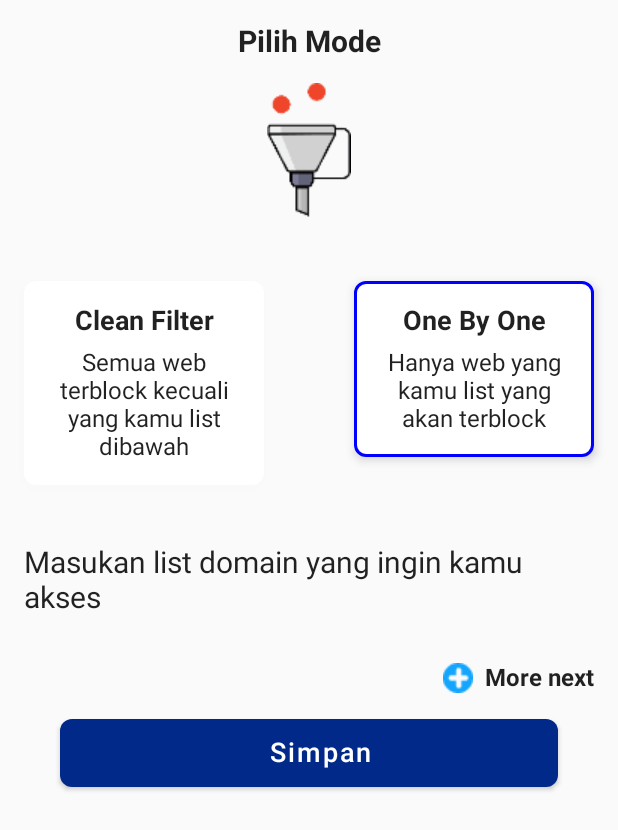
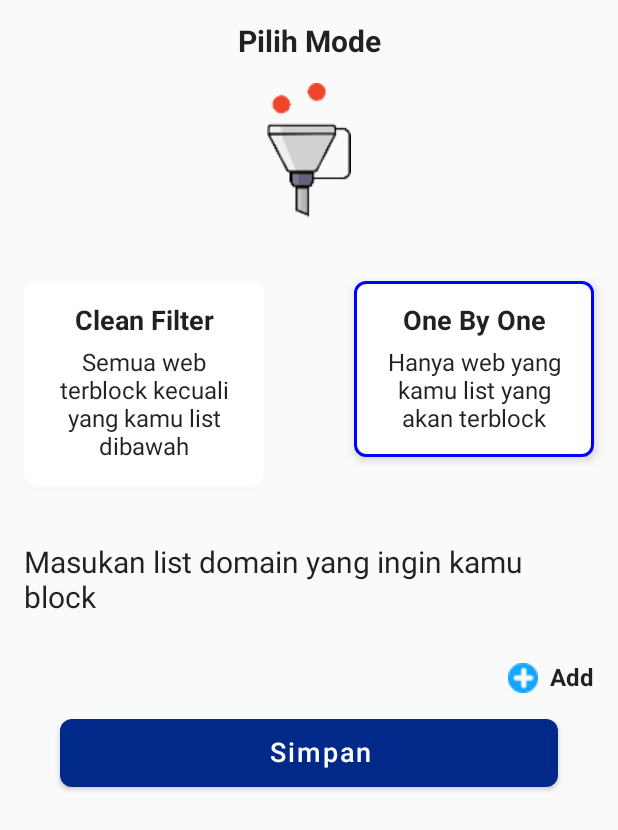
Before and after one commit to wingSan1262/trusty-snails, an Android app built with Jetpack Compose: the HistoryScreenContent screen opened through its navigation route, after a tap on "One By One", on a phone screen of 412 x 824 dp. Shown: the top 830 px of the screen. Run offline under Robolectric (Android 15) with nearby library versions, the phone set to English and light mode, and no system bars; our stand-ins replace Firebase (no records; nobody signed in at launch, a user with empty details on screens opened directly), Room's generated code, livedata-compose; libraries missing offline, so code that uses them is left out: coil.decode; pictures from the network do not load; 1 statement that could not run was skipped.

Commit message:
fix minor bugs

```diff
--- a/app/build.gradle
+++ b/app/build.gradle
@@ -35,7 +35,7 @@ android {
     buildTypes {
         release {
             minifyEnabled false
-            debuggable true
+//            debuggable true
             proguardFiles getDefaultProguardFile('proguard-android-optimize.txt'), 'proguard-rules.pro'
             signingConfig signingConfigs.release
         }
--- a/app/src/main/java/risyan/app/trustysnails/basecomponent/Extensions.kt
+++ b/app/src/main/java/risyan/app/trustysnails/basecomponent/Extensions.kt
@@ -490,6 +490,9 @@ fun WebView.setupWebViewBrowsingMode(){
     settings.javaScriptEnabled = true
     settings.domStorageEnabled = true
     settings.cacheMode = WebSettings.LOAD_DEFAULT
+    settings.setSupportZoom(true)
+    settings.builtInZoomControls = true
+    settings.displayZoomControls = false
     getProperUserAgent(true)
     CookieManager.getInstance().setAcceptThirdPartyCookies(this, true);
     CookieManager.getInstance().setAcceptCookie(true);
--- a/app/src/main/java/risyan/app/trustysnails/features/view/component/DomainListView.kt
+++ b/app/src/main/java/risyan/app/trustysnails/features/view/component/DomainListView.kt
@@ -42,20 +42,21 @@ fun DomainListInput(
         val keyboard = LocalSoftwareKeyboardController.current
 
         Text(
-            text = "Masukan list domain yang ingin kamu akses",
+            text = "Masukan list domain yang ingin kamu " +
+                    if(browsingMode == BrowsingMode.CLEAN_MODE) "akses" else "block",
             fontWeight = FontWeight.Normal,
             fontSize = 20.sp,
             modifier = Modifier.padding(16.dp)
         )
 
         Column(modifier = Modifier
-            .fillMaxWidth()
+            .fillMaxWidth().padding(horizontal = 16.dp)
             .wrapContentHeight()) {
             domainStateList.forEachIndexed { index,value ->
                 SlideFromEndContainer(content = {
                     SwipeToDismiss(
                         state = rememberDismissState { direction ->
-                            if (direction == DismissValue.DismissedToStart) {
+                            if(direction == DismissValue.DismissedToStart){
                                 if(browsingMode == BrowsingMode.ONE_BY_ONE && !isTimeValid()){
                                     context.showToast("Penghapusan tersedia pada 15 menit pertama " +
                                             "setiap jam dengan kelipatan 3 (mis: 12, 21, dll).")
@@ -119,7 +120,7 @@ fun DomainListInput(
                     .size(20.dp)
             )
             Spacer(modifier = Modifier.width(8.dp))
-            Text(text = "More next", fontWeight = FontWeight.Bold)
+            Text(text = "Add", fontWeight = FontWeight.Bold)
         }
     }
 }
--- a/app/src/main/java/risyan/app/trustysnails/features/view/screens/HistoryScreen.kt
+++ b/app/src/main/java/risyan/app/trustysnails/features/view/screens/HistoryScreen.kt
@@ -53,8 +53,11 @@ fun HistoryScreenContent(
             isQuerying = false } }
 
     var isFirstQuery by remember { mutableStateOf(true) }
-    LaunchedEffect(key1 = true){ historyViewModel.query = ""
-        historyViewModel.searchHistory(true); delay(300); isFirstQuery = false}
+    LaunchedEffect(key1 = true){
+        historyViewModel.query = ""
+        historyViewModel.searchHistory(true);
+        delay(1500); isFirstQuery = false
+    }
 
 
     val coroutine = rememberCoroutineScope()
@@ -95,7 +98,17 @@ fun HistoryScreenContent(
                 historyData.value?.bareContent() ?: listOf(),
                 key = {index, item -> item.url}
             ) { index, item ->
-                SlideFromEndContainer(content = {
+                if(isFirstQuery) {
+                    SlideFromEndContainer(content = {
+                        HistoryItemView(item){
+                            coroutine.launch {
+                                back(it)
+                                historyViewModel.updateCurrentTabInfo(it)
+                                historyViewModel.setSearching(false)
+                            }
+                        }
+                    }, initialOffset = 300)
+                } else {
                     HistoryItemView(item){
                         coroutine.launch {
                             back(it)
@@ -103,7 +116,8 @@ fun HistoryScreenContent(
                             historyViewModel.setSearching(false)
                         }
                     }
-                }, initialOffset = 300)
+                }
+
             }
             item {
                 LaunchedEffect(true) {
--- a/app/src/main/java/risyan/app/trustysnails/features/view/screens/SettingScreen.kt
+++ b/app/src/main/java/risyan/app/trustysnails/features/view/screens/SettingScreen.kt
@@ -161,6 +161,7 @@ fun SettingContent(
                 Row(
                     Modifier.padding(vertical = 4.dp),
                     verticalAlignment = Alignment.CenterVertically,
+                    horizontalArrangement = Arrangement.Center
                 ) {
                     Spacer(modifier = Modifier.width(16.dp))
                     Text(text = "Simpan", color = Color.White, fontSize = 18.sp)
```
Also changed, not shown: 1 other file.
